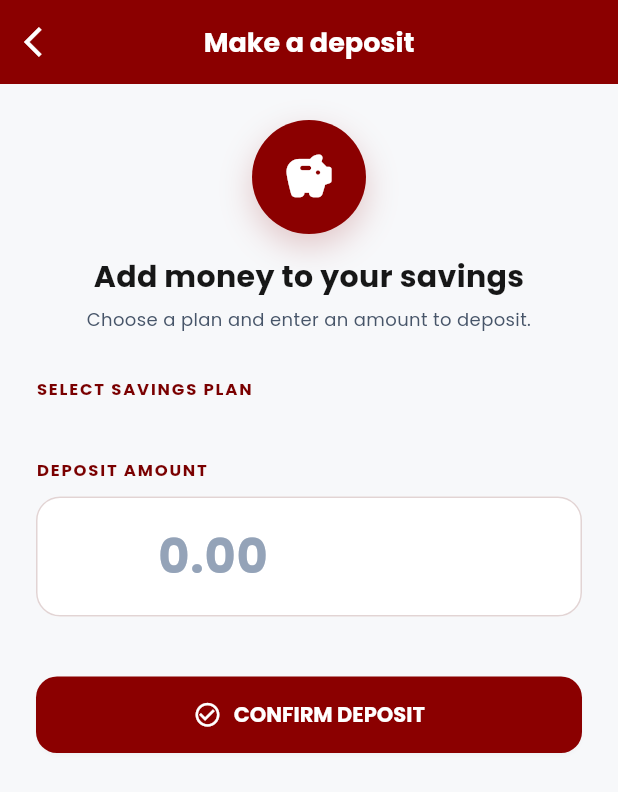
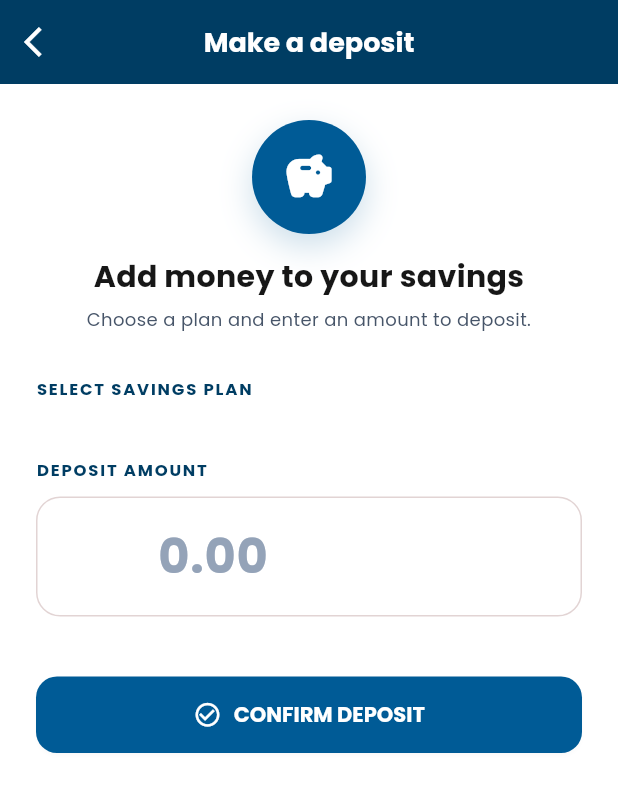
Before and after one commit to talandirandunya/nzeru-digital-savings-, a Flutter app: the DashboardScreenV2 screen opened by its route, after a tap on "Deposit", on a phone screen of 412 x 824 dp. Shown: the top 792 px of the screen. Run offline on Flutter 3.47's test engine with Material 3 defaults, Android fonts, the phone set to English and light mode, and no system bars; drawn by our look-alikes of flutter_animate; our stand-ins replace fl_chart, google_fonts, share_plus, shared_preferences; accounts and stored records are empty; network calls fail.

Commit message:
Apply blue primary and white app theme

```diff
--- a/lib/config/app_colors.dart
+++ b/lib/config/app_colors.dart
@@ -3,23 +3,25 @@ import 'package:flutter/material.dart';
 class AppColors {
   AppColors._();
 
-  // Logo-matched teal and red, retained behind existing palette names.
-  static const Color brandTeal = Color(0xFF007E87);
-  static const Color brandTealDark = Color(0xFF005F69);
-  static const Color brandTealLight = Color(0xFFE1EFF0);
+  static const Color brandBlue = Color(0xFF005B96);
+  static const Color brandBlueDark = Color(0xFF003D63);
+  static const Color brandBlueLight = Color(0xFFE7F0F7);
+  static const Color brandTeal = brandBlue;
+  static const Color brandTealDark = brandBlueDark;
+  static const Color brandTealLight = brandBlueLight;
   static const Color brandRed = Color(0xFFB00018);
   static const Color brandRedDark = Color(0xFF870014);
   static const Color brandRedLight = Color(0xFFF9E5E8);
   static const Color brandRedMuted = Color(0xFFEBC2C8);
 
-  static const Color primaryTiffany = brandTeal;
-  static const Color primaryTiffanyDark = brandTealDark;
-  static const Color primaryTiffanyLight = brandTealLight;
+  static const Color primaryTiffany = brandBlue;
+  static const Color primaryTiffanyDark = brandBlueDark;
+  static const Color primaryTiffanyLight = brandBlueLight;
   static const Color accentRed = brandRed;
 
-  static const Color background = Color(0xFFF7F8FA);
+  static const Color background = Color(0xFFFFFFFF);
   static const Color surface = Color(0xFFFFFFFF);
-  static const Color surfaceSoft = Color(0xFFF7F8FA);
+  static const Color surfaceSoft = Color(0xFFF7F9FC);
   static const Color cardSurface = Color(0xFFFFFFFF);
 
   static const Color darkBackground = Color(0xFF0B1220);
@@ -38,7 +40,7 @@ class AppColors {
   static const Color warning = Color(0xFFF59E0B);
   static const Color info = primaryTiffany;
   static const Color error = Color(0xFFEF4444);
-  static const Color loadingRed = brandRed;
+  static const Color loadingRed = brandBlue;
   static const Color loadingGreen = Color(0xFF22C55E);
   static const Color faluRed = brandRed;
   static const Color faluMist = primaryTiffanyLight; // legacy alias → teal light
@@ -73,8 +75,8 @@ class AppColors {
     end: Alignment.bottomRight,
   );
 
-  static const Color primaryRed = primaryTiffany;
-  static const Color secondaryBlue = primaryTiffanyDark;
+  static const Color primaryRed = brandBlue;
+  static const Color secondaryBlue = brandBlueDark;
   static const Color tiffanyBlue = primaryTiffany;
   static const Color tiffanyBlueLight = primaryTiffanyLight;
   static const Color tiffanyBlueDark = primaryTiffanyDark;
--- a/lib/screens/home/dashboard_screen_v2.dart
+++ b/lib/screens/home/dashboard_screen_v2.dart
@@ -43,7 +43,7 @@ class _DashboardScreenV2State extends State<DashboardScreenV2> {
     final darkMode = false;
 
     return Scaffold(
-      backgroundColor: const Color(0xFF8B0000),
+      backgroundColor: AppColors.background,
       floatingActionButton: FloatingActionButton.extended(
         onPressed: () => Navigator.pushNamed(context, AppRoutes.aiAssistant),
         backgroundColor: AppColors.primaryTiffany,
@@ -57,18 +57,6 @@ class _DashboardScreenV2State extends State<DashboardScreenV2> {
       floatingActionButtonLocation: FloatingActionButtonLocation.endFloat,
       body: Stack(
         children: [
-          Positioned.fill(
-            child: Container(
-              decoration: const BoxDecoration(
-                gradient: LinearGradient(
-                  begin: Alignment.topCenter,
-                  end: Alignment.bottomCenter,
-                  colors: [Color(0xFF8B0000), Color(0xFF7A0000), Color(0xFFF5F2EE)],
-                  stops: [0.0, 0.2, 0.2],
-                ),
-              ),
-            ),
-          ),
           DashboardBackdrop(darkMode: darkMode),
           SafeArea(
             child: RefreshIndicator(
@@ -132,7 +120,7 @@ class _DashboardScreenV2State extends State<DashboardScreenV2> {
                           fontWeight: FontWeight.w700,
                           color: darkMode
                               ? const Color(0xFF8DE8E5)
-                              : const Color(0xFF088F8B),
+                              : AppColors.brandBlue,
                         ),
                       ),
                     ),
@@ -176,7 +164,7 @@ class _PhoneHeader extends StatelessWidget {
         gradient: const LinearGradient(
           begin: Alignment.topLeft,
           end: Alignment.bottomRight,
-          colors: [Color(0xFF8B0000), Color(0xFF6D0000)],
+          colors: [AppColors.brandBlue, AppColors.brandBlueDark],
         ),
         borderRadius: BorderRadius.circular(28),
         border: Border.all(
@@ -202,7 +190,7 @@ class _PhoneHeader extends StatelessWidget {
                   style: GoogleFonts.poppins(
                       fontWeight: FontWeight.w700,
                       fontSize: 18,
-                      color: Colors.white),
+                      color: AppColors.brandBlueDark),
                 ),
               ),
               const SizedBox(width: 12),
@@ -281,7 +269,7 @@ class _PhoneHeader extends StatelessWidget {
             height: 4,
             decoration: BoxDecoration(
               borderRadius: BorderRadius.circular(999),
-              color: const Color(0xFF0ABAB5),
+              color: AppColors.brandBlue,
             ),
           ),
         ],
@@ -325,7 +313,7 @@ class _SectionRow extends StatelessWidget {
                   fontWeight: FontWeight.w700,
                   color: darkMode
                       ? const Color(0xFF8DE8E5)
-                      : const Color(0xFF088F8B),
+                      : AppColors.brandBlue,
                 ),
               ),
           ],
@@ -336,7 +324,7 @@ class _SectionRow extends StatelessWidget {
           width: 110,
           decoration: BoxDecoration(
             borderRadius: BorderRadius.circular(999),
-            color: const Color(0xFF8B0000),
+            color: AppColors.brandBlue,
           ),
         ),
       ],
@@ -503,7 +491,7 @@ class _TopSavingsPlanCard extends StatelessWidget {
                     vertical: 4,
                   ),
                   decoration: BoxDecoration(
-                    color: const Color(0xFFD6F5F4),
+                    color: AppColors.brandBlueLight,
                     borderRadius: BorderRadius.circular(999),
                   ),
                   child: Text(
@@ -511,7 +499,7 @@ class _TopSavingsPlanCard extends StatelessWidget {
                     style: GoogleFonts.poppins(
                       fontSize: 9,
                       fontWeight: FontWeight.w600,
-                      color: const Color(0xFF088F8B),
+                      color: AppColors.brandBlue,
                     ),
                   ),
                 ),
@@ -565,7 +553,7 @@ class _TopSavingsPlanCard extends StatelessWidget {
   static Color _statusColor(PlanHealth health) {
     switch (health) {
       case PlanHealth.onTrack:
-        return const Color(0xFF0ABAB5);
+        return AppColors.brandBlue;
       case PlanHealth.watch:
         return const Color(0xFFC21A03);
       case PlanHealth.behind:
@@ -793,9 +781,9 @@ class _QuickActionsRow extends StatelessWidget {
                 child: Container(
                 height: 74,
                 decoration: BoxDecoration(
-                  color: const Color(0xFFF5E5E5),
+                  color: AppColors.brandBlueLight,
                   borderRadius: BorderRadius.circular(18),
-                  border: Border.all(color: const Color(0xFFCCB2B2)),
+                  border: Border.all(color: AppColors.brandBlue.withAlpha(55)),
                 ),
                 child: Column(
                   mainAxisAlignment: MainAxisAlignment.center,
@@ -804,7 +792,7 @@ class _QuickActionsRow extends StatelessWidget {
                       width: 36,
                       height: 36,
                       decoration: BoxDecoration(
-                        color: const Color(0xFF8B0000),
+                        color: AppColors.brandBlueDark,
                         borderRadius: BorderRadius.circular(12),
                       ),
                       child: Icon(
@@ -819,7 +807,7 @@ class _QuickActionsRow extends StatelessWidget {
                       style: GoogleFonts.poppins(
                         fontSize: 10,
                         fontWeight: FontWeight.w700,
-                        color: const Color(0xFF7A0000),
+                        color: AppColors.brandBlueDark,
                       ),
                     ),
                   ],
@@ -879,7 +867,7 @@ class _TransactionRow extends StatelessWidget {
   @override
   Widget build(BuildContext context) {
     final color = txn.isCredit
-        ? const Color(0xFF0ABAB5)
+        ? AppColors.brandBlue
         : const Color(0xFF801818);
     return Padding(
       padding: const EdgeInsets.symmetric(horizontal: 14, vertical: 12),
--- a/lib/screens/ijc/ijc_detail_screen.dart
+++ b/lib/screens/ijc/ijc_detail_screen.dart
@@ -27,7 +27,7 @@ class IjcDetailScreen extends StatelessWidget {
     final daysLeft = group.daysUntilCashOut;
 
     return Scaffold(
-      backgroundColor: const Color(0xFFF5F7FA),
+      backgroundColor: AppColors.background,
       appBar: AppBar(
         backgroundColor: Colors.white,
         elevation: 0,
--- a/lib/screens/savings/deposit_screen.dart
+++ b/lib/screens/savings/deposit_screen.dart
@@ -103,7 +103,7 @@ class _DepositScreenState extends State<DepositScreen> {
               color: Colors.white,
             ),
           ),
-          backgroundColor: const Color(0xFF8B0000),
+          backgroundColor: AppColors.brandBlueDark,
           elevation: 0,
           automaticallyImplyLeading: args?.requireDeposit != true,
           leading: args?.requireDeposit == true
@@ -128,10 +128,10 @@ class _DepositScreenState extends State<DepositScreen> {
                         height: 76,
                         decoration: BoxDecoration(
                           shape: BoxShape.circle,
-                          color: const Color(0xFF8B0000),
+                          color: AppColors.brandBlue,
                           boxShadow: [
                             BoxShadow(
-                              color: const Color(0xFF8B0000).withValues(alpha: 0.2),
+                              color: AppColors.brandBlue.withValues(alpha: 0.2),
                               blurRadius: 18,
                               offset: const Offset(0, 8),
                             ),
@@ -173,10 +173,10 @@ class _DepositScreenState extends State<DepositScreen> {
                         width: double.infinity,
                         padding: const EdgeInsets.all(14),
                         decoration: BoxDecoration(
-                          color: const Color(0xFFF9E5E8),
+                          color: AppColors.brandBlueLight,
                           borderRadius: BorderRadius.circular(14),
                           border: Border.all(
-                            color: const Color(0xFFE5B7BE),
+                            color: AppColors.brandBlue.withAlpha(60),
                           ),
                         ),
                         child: Text(
@@ -184,7 +184,7 @@ class _DepositScreenState extends State<DepositScreen> {
                           style: GoogleFonts.poppins(
                             fontSize: 13,
                             fontWeight: FontWeight.w600,
-                            color: const Color(0xFF72000D),
+                            color: AppColors.brandBlueDark,
                           ),
                         ),
                       ),
@@ -194,7 +194,7 @@ class _DepositScreenState extends State<DepositScreen> {
                       'SELECT SAVINGS PLAN',
                       style: GoogleFonts.poppins(
                         fontSize: 11,
-                        color: const Color(0xFF7A0000),
+                        color: AppColors.brandBlueDark,
                         fontWeight: FontWeight.w700,
                         letterSpacing: 1.2,
                       ),
@@ -212,19 +212,19 @@ class _DepositScreenState extends State<DepositScreen> {
                           padding: const EdgeInsets.all(14),
                           decoration: BoxDecoration(
                             color: isSelected
-                                ? const Color(0xFF8B0000)
+                                ? AppColors.brandBlue
                                 : Colors.white,
                             borderRadius: BorderRadius.circular(16),
                             border: Border.all(
                               color: isSelected
-                                  ? const Color(0xFF8B0000)
+                                  ? AppColors.brandBlue
                                   : AppColors.border,
                               width: isSelected ? 1.5 : 1,
                             ),
                             boxShadow: isSelected
                                 ? [
                                     BoxShadow(
-                                      color: const Color(0xFF8B0000)
+                                      color: AppColors.brandBlue
                                           .withValues(alpha: 0.14),
                                       blurRadius: 14,
                                       offset: const Offset(0, 6),
@@ -238,7 +238,7 @@ class _DepositScreenState extends State<DepositScreen> {
                                 Icons.savings_outlined,
                                 color: isSelected
                                   ? Colors.white
-                                    : AppColors.textMuted,
+                                  : AppColors.textMuted,
                                 size: 20,
                               ),
                               const SizedBox(width: 12),
@@ -249,7 +249,7 @@ class _DepositScreenState extends State<DepositScreen> {
                                     fontSize: 14,
                                     color: isSelected
                                       ? Colors.white
-                                        : AppColors.textSecondary,
+                                      : AppColors.textSecondary,
                                   ),
                                 ),
                               ),
@@ -269,7 +269,7 @@ class _DepositScreenState extends State<DepositScreen> {
                       'DEPOSIT AMOUNT',
                       style: GoogleFonts.poppins(
                         fontSize: 11,
-                        color: const Color(0xFF7A0000),
+                        color: AppColors.brandBlueDark,
                         fontWeight: FontWeight.w700,
                         letterSpacing: 1.2,
                       ),
@@ -281,7 +281,7 @@ class _DepositScreenState extends State<DepositScreen> {
                           const TextInputType.numberWithOptions(decimal: true),
                       style: GoogleFonts.poppins(
                         fontSize: 32,
-                        color: const Color(0xFF8B0000),
+                        color: AppColors.brandBlue,
                         fontWeight: FontWeight.w700,
                       ),
                       decoration: InputDecoration(
@@ -295,7 +295,7 @@ class _DepositScreenState extends State<DepositScreen> {
                         prefixText: 'MK ',
                         prefixStyle: GoogleFonts.poppins(
                           fontSize: 32,
-                          color: const Color(0xFF8B0000),
+                          color: AppColors.brandBlue,
                           fontWeight: FontWeight.w700,
                         ),
                         contentPadding: const EdgeInsets.symmetric(
@@ -309,7 +309,7 @@ class _DepositScreenState extends State<DepositScreen> {
                         focusedBorder: OutlineInputBorder(
                           borderRadius: BorderRadius.circular(16),
                           borderSide: const BorderSide(
-                            color: Color(0xFF8B0000),
+                            color: AppColors.brandBlue,
                             width: 1.6,
                           ),
                         ),
@@ -323,7 +323,7 @@ class _DepositScreenState extends State<DepositScreen> {
                       icon: Icons.check_circle_outline,
                       isLoading: _isProcessing,
                       width: double.infinity,
-                      color: const Color(0xFF8B0000),
+                      color: AppColors.brandBlue,
                       onPressed: () async {
                         final amount = double.tryParse(_amountController.text);
                         if (amount == null || amount <= 0) {
```
Also changed, not shown: lib/config/app_theme.dart (+9 -9 lines), lib/screens/loans/request_loan_screen.dart (+17 -17 lines), lib/screens/reports/reports_screen.dart (+7 -7 lines), lib/screens/savings/create_plan_screen.dart (+19 -16 lines), lib/screens/savings/plan_detail_screen.dart (+6 -5 lines), lib/screens/savings/savings_plans_screen.dart (+9 -8 lines), lib/widgets/bottom_nav_bar.dart (+7 -5 lines).
